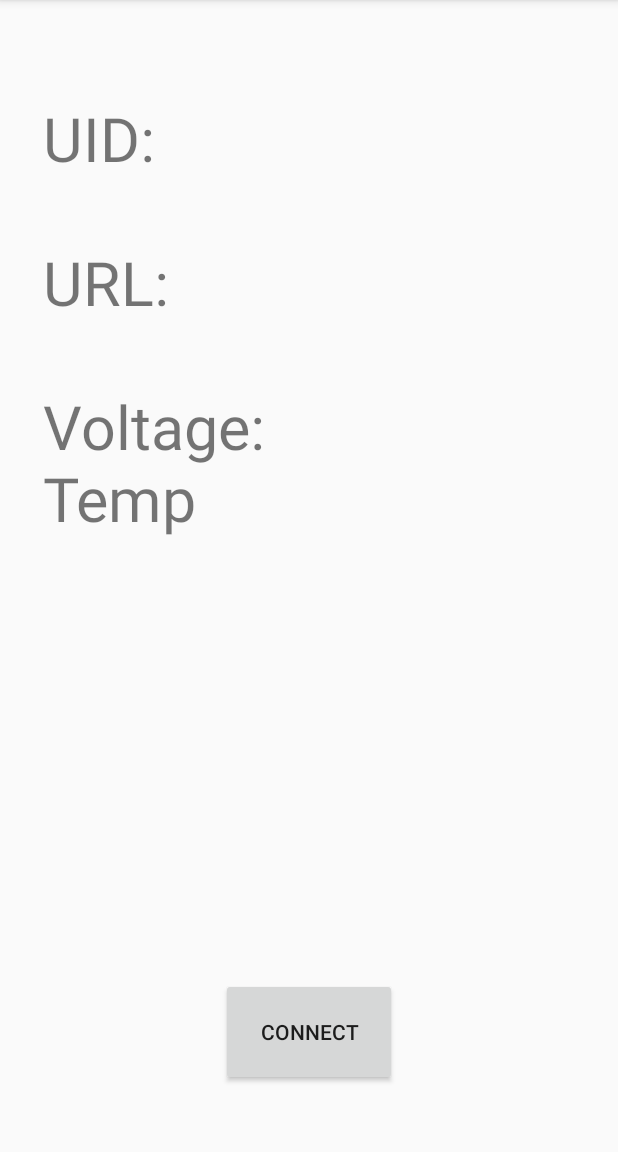
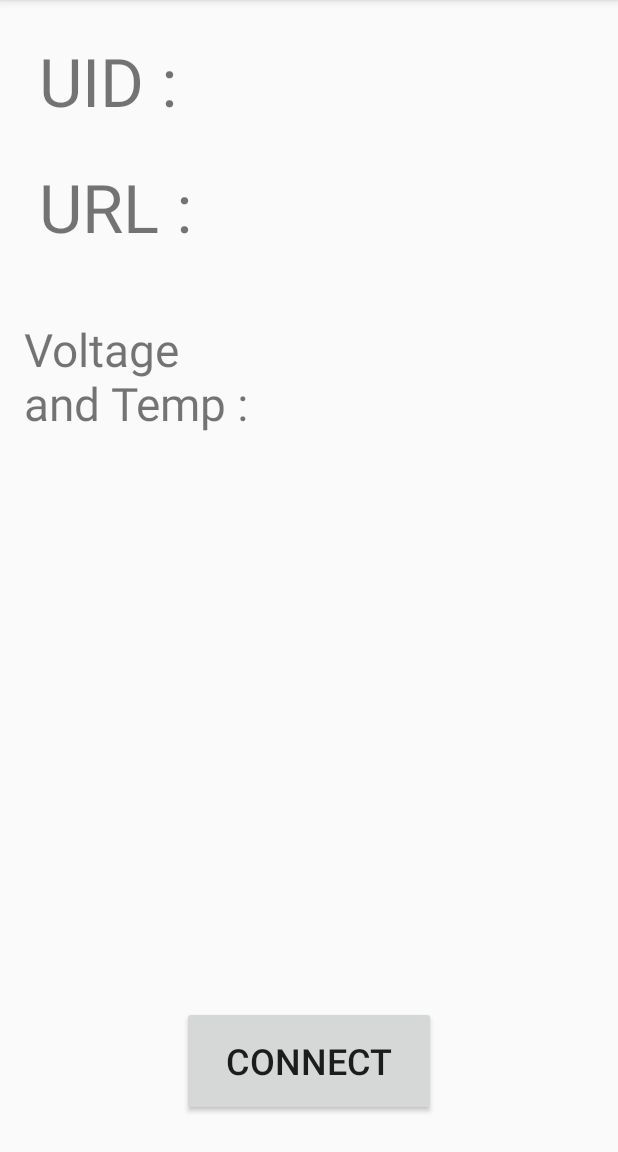
Before and after one commit to mobilecomputing-organization/MobileComputing, an Android app: the screen it shows after launch (MainActivity), on a phone screen of 412 x 824 dp, the part 84-1236 px from its top. Run offline under Robolectric (Android 15) with nearby library versions, the light colour scheme and no system bars.

Commit message:
Minor updates related to Display

```diff
--- a/Likith/excercise3BT/app/src/main/java/com/example/excercise3bt/MainActivity.java
+++ b/Likith/excercise3BT/app/src/main/java/com/example/excercise3bt/MainActivity.java
@@ -65,7 +65,7 @@ public class MainActivity extends AppCompatActivity {
 
         handler = new Handler();
 
-        beaconText.setText("UID:\n\nURL:\n\nVoltage:\nTemp\n");
+        //beaconText.setText("UID:\n\nURL:\n\nVoltage:\nTemp\n");
         // Initializes Bluetooth adapter
         final BluetoothManager bluetoothManager = (BluetoothManager) getSystemService(Context.BLUETOOTH_SERVICE);
         bluetoothAdapter = bluetoothManager.getAdapter();
@@ -115,7 +115,9 @@ public class MainActivity extends AppCompatActivity {
                     Data_str = bytesToHex(UsefulData);
                     UIDText.setText(Data_str);
                     Dist = CalcDist(Rssi,BuffData[12]);
-                    DistText.setText(Double.toString(Dist));
+                    DistText.setText("Tx Power = " + Byte.toString(BuffData[12]) +"\n"+
+                            "RSSI = " + Rssi + "\n"+
+                            "Distance = " + Double.toString(Dist));
                     break;
                 case URL_PACKET:
                     switch (BuffData[13]) {
@@ -142,7 +144,9 @@ public class MainActivity extends AppCompatActivity {
 
                     print_Str = print_Str + Data_str;
                     Dist = CalcDist(Rssi,BuffData[12]);
-                    DistText.setText(Double.toString(Dist));
+                    DistText.setText("Tx Power = " + Byte.toString(BuffData[12]) +"\n"+
+                                     "RSSI = " + Rssi + "\n"+
+                                     "Distance = " + Double.toString(Dist));
                     URLText.setText(print_Str);
                     break;
                 case TLM_PACKET:
@@ -150,7 +154,8 @@ public class MainActivity extends AppCompatActivity {
                     byte[] Temprature = Arrays.copyOfRange(BuffData, 15, 17);
                     int TestVolt = ((Voltage[0] & 0xFFFF) << 8) | (Voltage[1] & 0xFFFF);
 
-                    Data_str = ((double)TestVolt/1000) + "mV\n" + Temprature[0] + "." + Temprature[1] + " C";
+                    Data_str = ((double)TestVolt/1000) + "mV\n" + Byte.toString(Temprature[0]) + "." + Byte.toString(Temprature[1]) + " °C";
+                    //Log.i(TAG,Byte.toString(Temprature[0]) + " and . "+ Byte.toString(Temprature[1]));
                     TLMText.setText(Data_str);
                     break;
             }
@@ -171,9 +176,11 @@ public class MainActivity extends AppCompatActivity {
     {
         double Dist;
      //   Log.i(TAG,Byte.toString(Ref_TxPower) + "\nRssi:" + Rssi );
-        double Temp = ((double)(Ref_TxPower - 60) - (double)Rssi)/((double)20);
+        double Temp = ((double)(Ref_TxPower - 60) - (double)Rssi)/((double)20);//41//60
         Log.i(TAG,Double.toString(Temp));
         Dist = Math.pow(10,Temp);
+        Dist = Math.round(Dist*100); // for rounding off with 2 decimal places
+        Dist = Dist/100;
         return Dist;
     }
 
--- a/Likith/excercise3BT/app/src/main/res/layout/activity_main.xml
+++ b/Likith/excercise3BT/app/src/main/res/layout/activity_main.xml
@@ -9,88 +9,115 @@
 
     <TextView
         android:id="@+id/beaconText"
-        android:layout_width="175dp"
-        android:layout_height="344dp"
+        android:layout_width="150dp"
+        android:layout_height="60dp"
+        android:layout_marginStart="8dp"
+        android:layout_marginTop="24dp"
+        android:text="@string/url"
+        android:textSize="24sp"
         app:autoSizeTextType="uniform"
-        app:layout_constraintBottom_toBottomOf="parent"
-        app:layout_constraintHorizontal_bias="0.122"
+        app:layout_constraintHorizontal_bias="0.071"
         app:layout_constraintLeft_toLeftOf="parent"
         app:layout_constraintRight_toRightOf="parent"
-        app:layout_constraintTop_toTopOf="parent"
-        app:layout_constraintVertical_bias="0.152" />
+        app:layout_constraintTop_toBottomOf="@+id/beaconText3" />
+
+    <TextView
+        android:id="@+id/beaconText3"
+        android:layout_width="150dp"
+        android:layout_height="60dp"
+        android:layout_marginStart="8dp"
+        android:layout_marginTop="24dp"
+        android:text="@string/uid1"
+        android:textSize="24sp"
+        app:autoSizeTextType="uniform"
+        app:layout_constraintHorizontal_bias="0.071"
+        app:layout_constraintLeft_toLeftOf="parent"
+        app:layout_constraintRight_toRightOf="parent"
+        app:layout_constraintTop_toTopOf="parent" />
+
+    <TextView
+        android:id="@+id/beaconText2"
+        android:layout_width="152dp"
+        android:layout_height="114dp"
+        android:layout_marginTop="44dp"
+        android:text="@string/uid"
+        android:textSize="24sp"
+        app:autoSizeTextType="uniform"
+        app:layout_constraintHorizontal_bias="0.061"
+        app:layout_constraintLeft_toLeftOf="parent"
+        app:layout_constraintRight_toRightOf="parent"
+        app:layout_constraintTop_toBottomOf="@+id/beaconText" />
 
     <Button
         android:id="@+id/StartButton"
-        android:layout_width="117dp"
-        android:layout_height="72dp"
+        android:layout_width="169dp"
+        android:layout_height="73dp"
         android:layout_marginStart="8dp"
         android:layout_marginEnd="8dp"
-        android:layout_marginBottom="44dp"
-        android:text="Connect"
+        android:layout_marginBottom="24dp"
+        android:text="@string/connect"
+        android:textSize="24sp"
         app:layout_constraintBottom_toBottomOf="parent"
         app:layout_constraintEnd_toEndOf="parent"
         app:layout_constraintStart_toStartOf="parent" />
 
     <TextView
         android:id="@+id/UID"
-        android:layout_width="145dp"
-        android:layout_height="98dp"
+        android:layout_width="216dp"
+        android:layout_height="63dp"
         android:layout_marginStart="8dp"
-        android:layout_marginTop="8dp"
+        android:layout_marginTop="24dp"
+        android:layout_marginEnd="8dp"
+        android:textSize="12sp"
+        app:autoSizeTextType="uniform"
+        app:layout_constraintEnd_toEndOf="parent"
+        app:layout_constraintHorizontal_bias="1.0"
+        app:layout_constraintStart_toEndOf="@+id/beaconText3"
+        app:layout_constraintTop_toTopOf="parent" />
+
+    <TextView
+        android:id="@+id/URL"
+        android:layout_width="203dp"
+        android:layout_height="69dp"
+        android:layout_marginStart="8dp"
+        android:layout_marginTop="24dp"
+        android:layout_marginEnd="8dp"
+        android:textSize="12sp"
+        app:autoSizeTextType="uniform"
+        app:layout_constraintEnd_toEndOf="parent"
+        app:layout_constraintHorizontal_bias="0.358"
+        app:layout_constraintStart_toEndOf="@+id/beaconText"
+        app:layout_constraintTop_toBottomOf="@+id/UID" />
+
+    <TextView
+        android:id="@+id/TLM"
+        android:layout_width="170dp"
+        android:layout_height="109dp"
+        android:layout_marginStart="8dp"
+        android:layout_marginTop="24dp"
         android:layout_marginEnd="8dp"
         android:layout_marginBottom="8dp"
         app:autoSizeTextType="uniform"
         app:layout_constraintBottom_toBottomOf="parent"
         app:layout_constraintEnd_toEndOf="parent"
-        app:layout_constraintHorizontal_bias="0.26"
-        app:layout_constraintStart_toEndOf="@+id/beaconText"
-        app:layout_constraintTop_toTopOf="parent"
-        app:layout_constraintVertical_bias="0.038" />
-
-    <TextView
-        android:id="@+id/URL"
-        android:layout_width="141dp"
-        android:layout_height="76dp"
-        android:layout_marginStart="8dp"
-        android:layout_marginTop="8dp"
-        android:layout_marginEnd="8dp"
-        android:layout_marginBottom="8dp"
-        app:autoSizeTextType="uniform"
-        app:layout_constraintBottom_toBottomOf="parent"
-        app:layout_constraintEnd_toEndOf="parent"
-        app:layout_constraintHorizontal_bias="0.26"
-        app:layout_constraintStart_toEndOf="@+id/beaconText"
-        app:layout_constraintTop_toBottomOf="@+id/UID"
-        app:layout_constraintVertical_bias="0.048" />
-
-    <TextView
-        android:id="@+id/TLM"
-        android:layout_width="145dp"
-        android:layout_height="98dp"
-        android:layout_marginStart="8dp"
-        android:layout_marginTop="8dp"
-        android:layout_marginEnd="8dp"
-        android:layout_marginBottom="8dp"
-        app:autoSizeTextType="uniform"
-        app:layout_constraintBottom_toBottomOf="parent"
-        app:layout_constraintEnd_toEndOf="parent"
-        app:layout_constraintHorizontal_bias="0.26"
-        app:layout_constraintStart_toEndOf="@+id/beaconText"
+        app:layout_constraintStart_toEndOf="@+id/beaconText2"
         app:layout_constraintTop_toBottomOf="@+id/URL"
         app:layout_constraintVertical_bias="0.027" />
 
     <TextView
         android:id="@+id/Dist"
-        android:layout_width="wrap_content"
-        android:layout_height="wrap_content"
-        android:layout_marginStart="8dp"
-        android:layout_marginTop="8dp"
-        android:layout_marginEnd="8dp"
-        android:layout_marginBottom="8dp"
+        android:layout_width="232dp"
+        android:layout_height="96dp"
+        android:layout_marginStart="32dp"
+        android:layout_marginTop="108dp"
+        android:layout_marginEnd="32dp"
+        android:layout_marginBottom="32dp"
+        android:textSize="18sp"
         app:layout_constraintBottom_toTopOf="@+id/StartButton"
         app:layout_constraintEnd_toEndOf="parent"
+        app:layout_constraintHorizontal_bias="0.773"
         app:layout_constraintStart_toStartOf="parent"
-        app:layout_constraintTop_toBottomOf="@+id/beaconText"
-        app:layout_constraintVertical_bias="0.632" />
+        app:layout_constraintTop_toBottomOf="@+id/beaconText2"
+        app:layout_constraintVertical_bias="0.605" />
 
 </android.support.constraint.ConstraintLayout>
--- a/Likith/excercise3BT/app/src/main/res/values/strings.xml
+++ b/Likith/excercise3BT/app/src/main/res/values/strings.xml
@@ -1,3 +1,7 @@
 <resources>
     <string name="app_name">excercise3BT</string>
+    <string name="uid">Voltage and Temp : </string>
+    <string name="uid1">UID :</string>
+    <string name="url">URL :</string>
+    <string name="connect">Connect</string>
 </resources>
```
